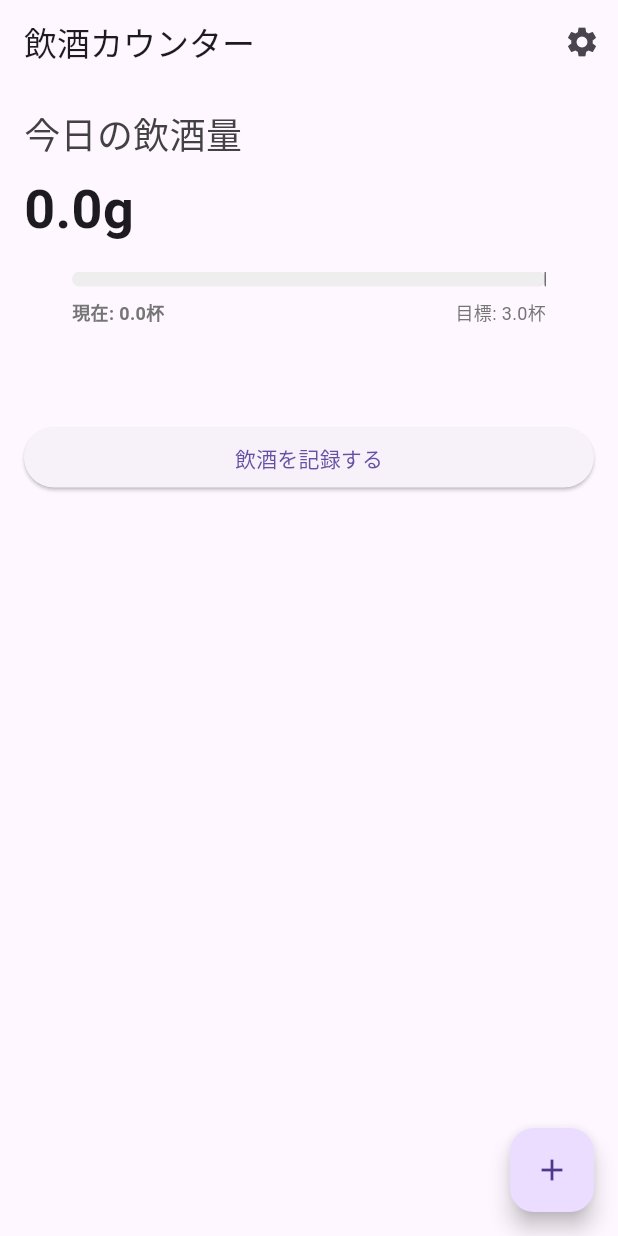
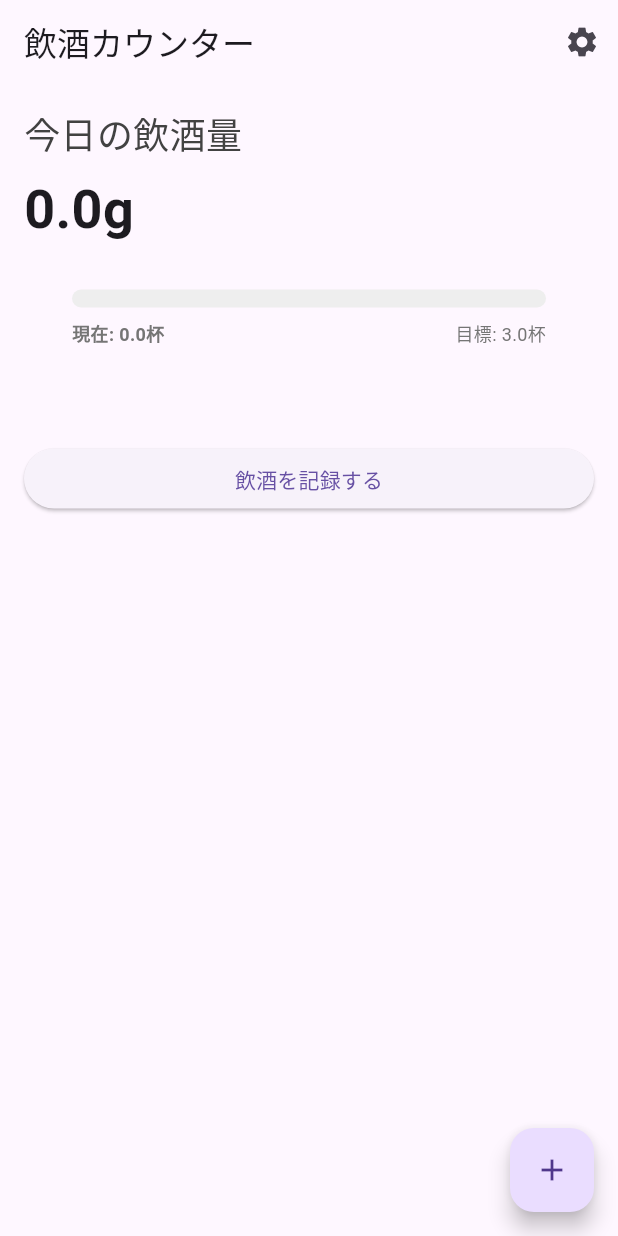
Before and after one commit to cbryotaro/alcohol_counter, a Flutter app: the screen it shows after launch, on a phone screen of 412 x 824 dp. Run offline on Flutter 3.47's test engine with Material 3 defaults, Android fonts, the phone set to English and light mode, and no system bars; our stand-ins replace shared_preferences.

Commit message:
プログレスバーを見やすく

```diff
--- a/lib/screens/main_screen.dart
+++ b/lib/screens/main_screen.dart
@@ -10,6 +10,42 @@ class MainScreen extends StatefulWidget {
 
   @override
   State<MainScreen> createState() => _MainScreenState();
+}
+
+// 三角形のマーカーを描画するカスタムペインター
+class TriangleMarkerPainter extends CustomPainter {
+  final Color color;
+
+  TriangleMarkerPainter({required this.color});
+
+  @override
+  void paint(Canvas canvas, Size size) {
+    final paint = Paint()
+      ..color = color
+      ..style = PaintingStyle.fill
+      ..strokeWidth = 2.0
+      ..strokeJoin = StrokeJoin.round;
+
+    final path = Path()
+      ..moveTo(size.width / 2, size.height)  // 頂点を下に
+      ..lineTo(0, 0)                         // 左上に線を引く
+      ..lineTo(size.width, 0)                // 右上に線を引く
+      ..close();
+
+    // 影を描画
+    final shadowPaint = Paint()
+      ..color = Colors.black.withOpacity(0.3)
+      ..maskFilter = const MaskFilter.blur(BlurStyle.normal, 2);
+    canvas.drawPath(path, shadowPaint);
+
+    // メインの三角形を描画
+    canvas.drawPath(path, paint);
+  }
+
+  @override
+  bool shouldRepaint(TriangleMarkerPainter oldDelegate) {
+    return oldDelegate.color != color;
+  }
 }
 
 class _MainScreenState extends State<MainScreen> {
@@ -245,41 +281,66 @@ class _MainScreenState extends State<MainScreen> {
                             // 現在値の相対位置を計算
                             final currentPosition = (_totalAlcoholGrams / maxValue).clamp(0.0, 1.0);
 
-                            return Stack(
+                            return Container(
+                              height: 24, // マーカーのスペースを確保
+                              child: Stack(
+                                children: [
+                                  // プログレスバー（下部に配置）
+                                  Positioned(
+                                    left: 0,
+                                    right: 0,
+                                    bottom: 0,
+                                    child: Container(
+                                      height: 12,
+                                      child: Stack(
                                         children: [
                                           // 背景
                                           Container(
-                                  height: 10,
                                             decoration: BoxDecoration(
                                               color: Colors.grey[200],
-                                    borderRadius: BorderRadius.circular(5),
+                                              borderRadius: BorderRadius.circular(6),
                                             ),
                                           ),
                                           // 進捗バー
                                           FractionallySizedBox(
                                             widthFactor: currentPosition,
                                             child: Container(
-                                    height: 10,
                                               decoration: BoxDecoration(
                                                 color: isOverLimit ? Colors.red[_getWarningLevel()] : Colors.green,
-                                      borderRadius: BorderRadius.circular(5),
-                                    ),
-                                  ),
-                                ),
-                                // 目標値のマーカー
-                                Positioned(
-                                  left: constraints.maxWidth * targetPosition - 1,
-                                  top: 0,
-                                  bottom: 0,
-                                  child: Container(
-                                    width: 2,
-                                    decoration: BoxDecoration(
-                                      color: Colors.black54,
-                                      borderRadius: BorderRadius.circular(1),
+                                                borderRadius: BorderRadius.circular(6),
                                               ),
                                             ),
                                           ),
                                         ],
+                                      ),
+                                    ),
+                                  ),
+                                  // 目標値のマーカー（三角形）
+                                  if (targetPosition < 1.0) // 目標値が表示範囲内の場合のみ表示
+                                    Positioned(
+                                      left: constraints.maxWidth * targetPosition - 10,
+                                      top: 0,
+                                      child: Column(
+                                        children: [
+                                          Container(
+                                            width: 20,
+                                            height: 12,
+                                            child: CustomPaint(
+                                              painter: TriangleMarkerPainter(
+                                                color: Colors.black87,
+                                              ),
+                                            ),
+                                          ),
+                                          Container(
+                                            width: 2,
+                                            height: 12,
+                                            color: Colors.black87,
+                                          ),
+                                        ],
+                                      ),
+                                    ),
+                                ],
+                              ),
                             );
                           },
                         ),
```
Lines whose indentation alone changed are shown as unchanged.
